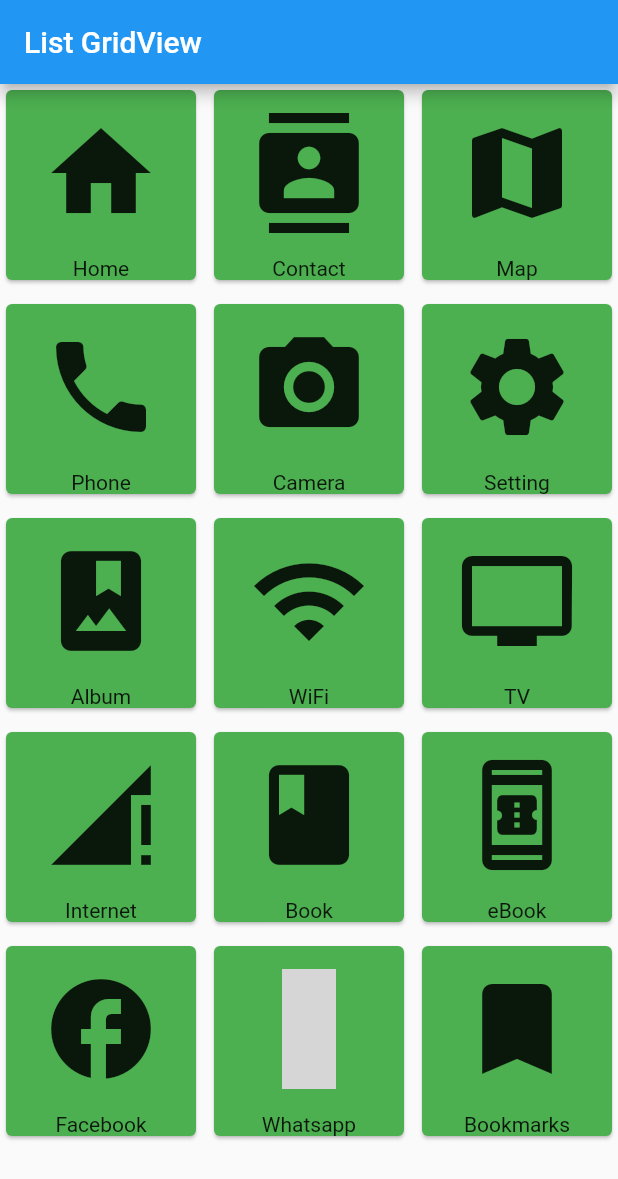
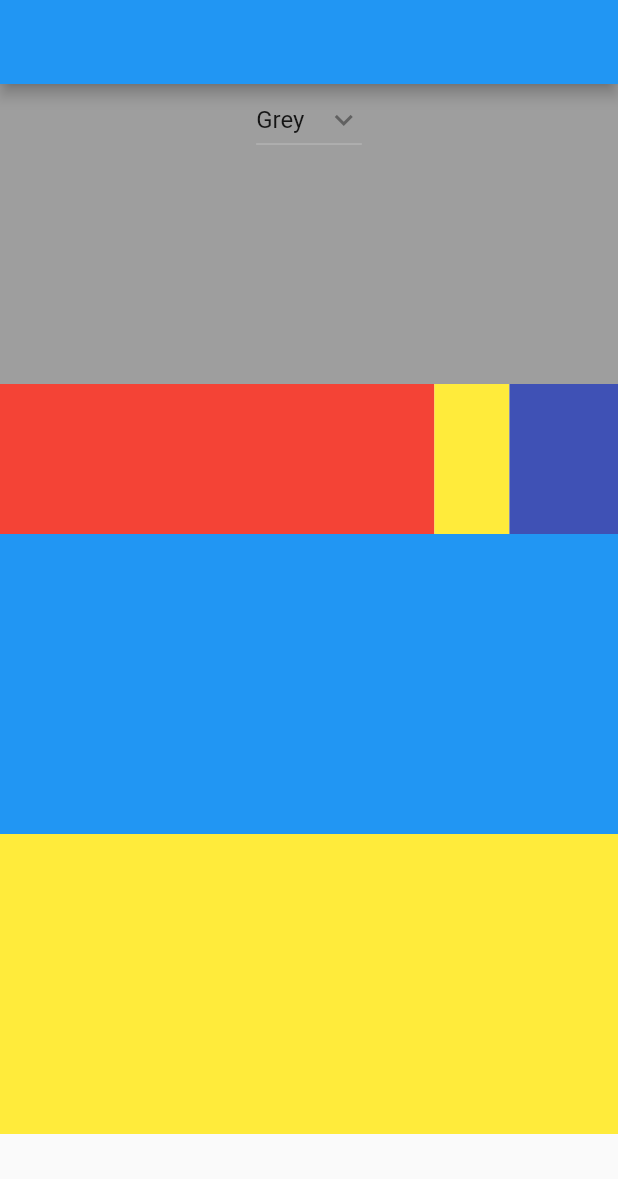
Before and after one commit to atik-sabuj/lists, a Flutter app: the screen it shows after launch, on a phone screen of 412 x 824 dp. Shown: the top 1179 px of the screen. Run offline on Flutter 3.47's test engine with Material 2 defaults, Android fonts, the phone set to English and light mode, and no system bars; grey boxes are pictures that could not be loaded.

Commit message:
SingleChildScrollView DropDownButton Expanded

```diff
--- /dev/null
+++ b/lib/home_page.dart
@@ -0,0 +1,89 @@
+import 'package:flutter/material.dart';
+
+class HomePage extends StatefulWidget {
+  const HomePage({Key? key}) : super(key: key);
+
+  @override
+  State<HomePage> createState() => _HomePageState();
+}
+
+class _HomePageState extends State<HomePage> {
+
+  String dropdownvalue = 'Grey';
+   var items = [
+  'Grey',
+  'Green',
+  'Red',
+  'Blue',
+  'Yellow',
+];
+
+  @override
+  Widget build(BuildContext context) {
+    return Scaffold(
+      appBar: AppBar (),
+      body: SingleChildScrollView(
+        child: (
+        Column(
+          children: [
+            Center(
+              child: Container(
+                height: 200,
+                width: MediaQuery.of(context).size.width,
+                color: Colors.grey,
+                alignment: Alignment.topCenter,
+                child: DropdownButton(
+                  value: dropdownvalue,
+                  icon: const Icon(Icons.keyboard_arrow_down),
+                  items: items.map((String items) {
+                    return DropdownMenuItem(value: items,
+                    child: Text(items),
+                    );
+                  })  .toList(),
+                  onChanged: (String? newvalue) {
+                     setState(() {
+                       dropdownvalue = newvalue!;
+                     });
+                },
+                ),
+              ),
+            ),
+            Center(
+              child: Row(
+                children: [
+                  Expanded(
+                    flex: 4,
+                    child: Container(
+                      color: Colors.red,
+                      height: 100,
+                    ),
+                  ),
+                  Container(
+                    color: Colors.yellow,
+                    height: 100,
+                    width: 50,
+                  ),
+                  Expanded(
+                    child: Container(
+                      color: Colors.indigo,
+                      height: 100,
+                    ),
+                  ),
+                ],
+              ),
+            ),
+            Container(
+              height: 200,
+              color: Colors.blue,
+            ),
+            Container(
+              height: 200,
+              color: Colors.yellow,
+            ),
+          ],
+        )
+        ),
+      ),
+    );
+  }
+}
--- a/lib/main.dart
+++ b/lib/main.dart
@@ -1,71 +1,23 @@
 import 'package:flutter/material.dart';
+import 'package:lists/home_page.dart';
 
-void main() {runApp(MyApp());}
+void main() {
+  runApp(const MyApp());
+}
 
 class MyApp extends StatelessWidget {
+  const MyApp({super.key});
+
+  // This widget is the root of your application.
   @override
   Widget build(BuildContext context) {
     return MaterialApp(
-        home: Scaffold(appBar: AppBar(
-          title: Text("List GridView"),
-        ),
-            body: GridView.count(
-                crossAxisCount: 3,
-                crossAxisSpacing: 4.0,
-                mainAxisSpacing: 8.0,
-                children: List.generate(choices.length, (index) {
-                  return Center(
-                    child: SelectCard(choice: choices[index]),
-                  );
-                }
-                )
-            )
-        )
+      title: 'Flutter Demo',
+      theme: ThemeData(
+        primarySwatch: Colors.blue,
+      ),
+      debugShowCheckedModeBanner: false,
+      home: HomePage(),
     );
   }
 }
-
-class Choice {
-  const Choice({required this.title, required this.icon});
-  final String title;
-  final IconData icon;
-}
-
-const List<Choice> choices = <Choice>[
-  Choice(title: 'Home', icon: Icons.home),
-  Choice(title: 'Contact', icon: Icons.contacts),
-  Choice(title: 'Map', icon: Icons.map),
-  Choice(title: 'Phone', icon: Icons.phone),
-  Choice(title: 'Camera', icon: Icons.camera_alt),
-  Choice(title: 'Setting', icon: Icons.settings),
-  Choice(title: 'Album', icon: Icons.photo_album),
-  Choice(title: 'WiFi', icon: Icons.wifi),
-  Choice(title: 'TV', icon: Icons.tv),
-  Choice(title: 'Internet', icon: Icons.signal_cellular_connected_no_internet_4_bar_sharp),
-  Choice(title: 'Book', icon: Icons.book),
-  Choice(title: 'eBook', icon: Icons.book_online_outlined),
-  Choice(title: 'Facebook', icon: Icons.facebook),
-  Choice(title: 'Whatsapp', icon: Icons.whatsapp),
-  Choice(title: 'Bookmarks', icon: Icons.bookmark),
-];
-
-class SelectCard extends StatelessWidget {
-  const SelectCard({Key? key, required this.choice}) : super(key: key);
-  final Choice choice;
-
-  @override
-  Widget build(BuildContext context) {
-
-    return Card(
-        color: Colors.green,
-        child: Center(child: Column(
-            crossAxisAlignment: CrossAxisAlignment.center,
-            children: [
-              Expanded(child: Icon(choice.icon, size:80.0,)),
-              Text(choice.title,),
-            ]
-        ),
-        )
-    );
-  }
-}
```
